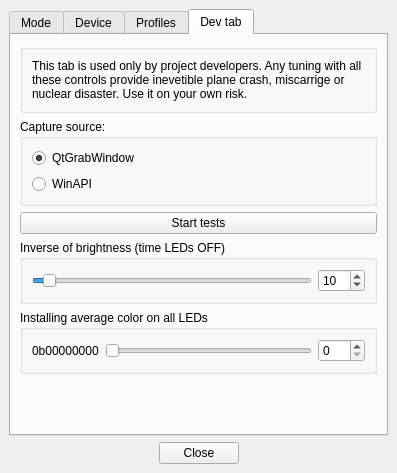
First picture: the form in Software/src/mainwindow.ui, repository Atarity/Lightpack, before the edit.
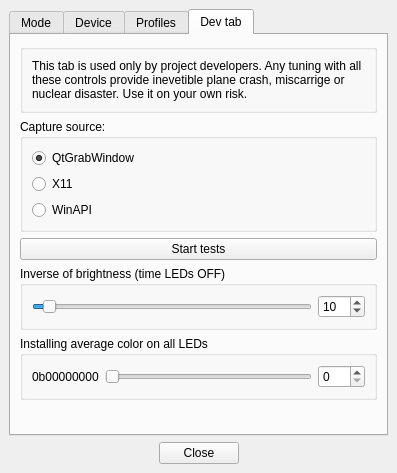
Second picture: the form after the edit. The open tabs and pages were chosen to show the change. Icons and pictures are not drawn. Custom widgets are drawn as their Qt base class.

Commit message: Software: grabMode related UI has been changed

Diff of the .ui file:
```diff
--- a/Software/src/mainwindow.ui
+++ b/Software/src/mainwindow.ui
@@ -1150,6 +1150,13 @@
              </property>
             </widget>
            </item>
+           <item>
+            <widget class="QRadioButton" name="radioButton_GrabX11">
+             <property name="text">
+              <string>X11</string>
+             </property>
+            </widget>
+           </item>
            <item>
             <widget class="QRadioButton" name="radioButton_GrabWinAPI">
              <property name="text">
```
Left out of the diff: 2 changed lines with no effect on the pictures. The commit also changes 7 other files.
